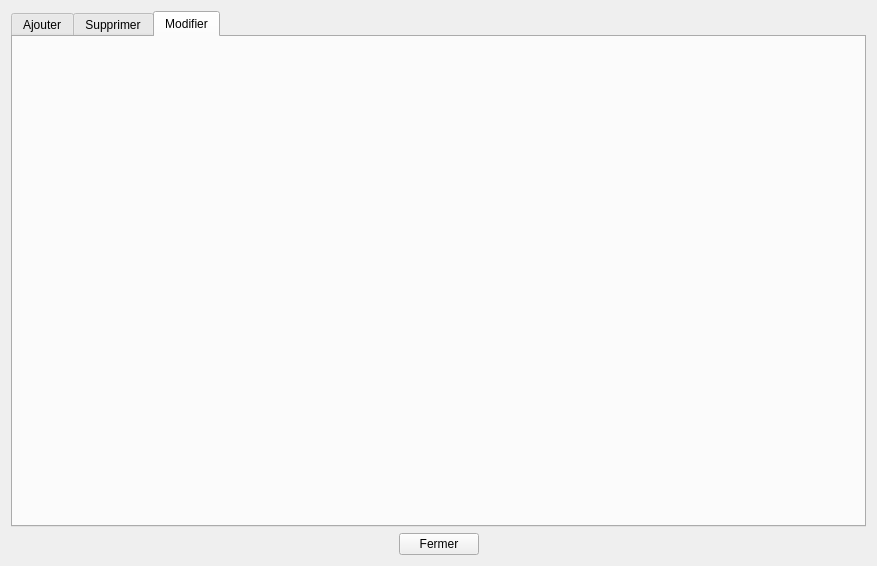
Qt form gui/fct_mod_1.ui (charlie38/theatre_L3) before a commit.
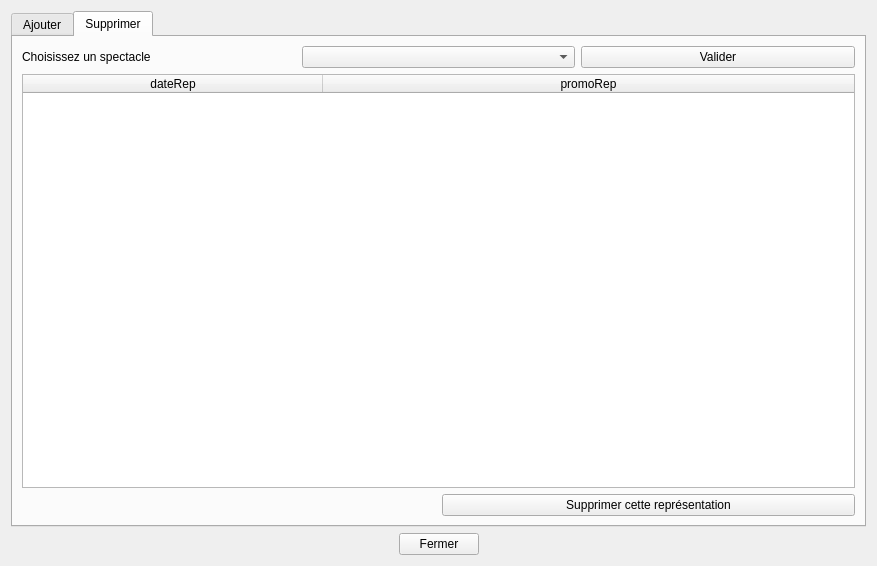
The same form after that commit. The open tabs and pages were chosen to show the change.

Diff of the .ui file:
```diff
--- a/gui/fct_mod_1.ui
+++ b/gui/fct_mod_1.ui
@@ -265,12 +265,6 @@
        </item>
       </layout>
      </widget>
-     <widget class="QWidget" name="tabUpdate">
-      <attribute name="title">
-       <string>Modifier</string>
-      </attribute>
-      <layout class="QVBoxLayout" name="verticalLayout_10"/>
-     </widget>
     </widget>
    </item>
    <item>
```
Left out of the diff: 34 changed lines with no effect on the pictures.
